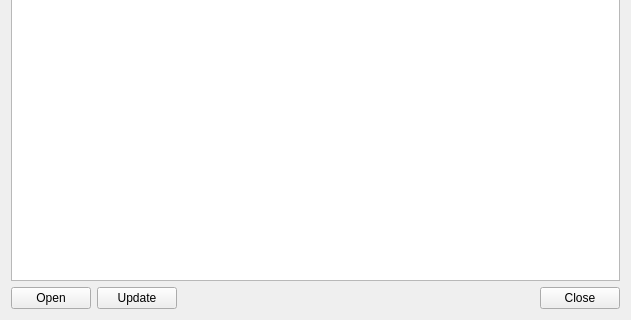
Above: src/pn/netlist.ui from Artimi/icp_pn before the change; both pictures show x 0 to 631 and y 173 to 493 of the 631 by 493 pixel window. Below: the same form after it.
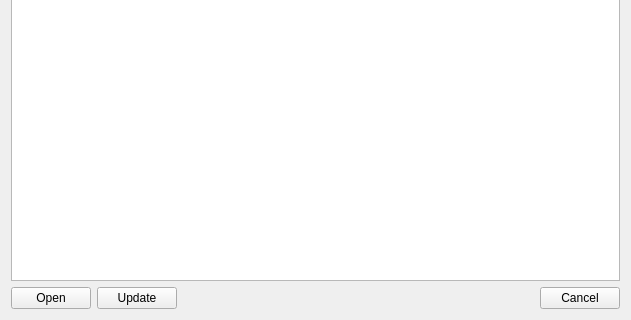
That is the form after the change.

```diff
--- a/src/pn/netlist.ui
+++ b/src/pn/netlist.ui
@@ -69,7 +69,7 @@
      <item row="2" column="2">
       <widget class="QDialogButtonBox" name="buttonBox">
        <property name="standardButtons">
-        <set>QDialogButtonBox::Close</set>
+        <set>QDialogButtonBox::Cancel</set>
        </property>
       </widget>
      </item>
```
Left out of the diff: 19 changed lines with no effect on the pictures.
